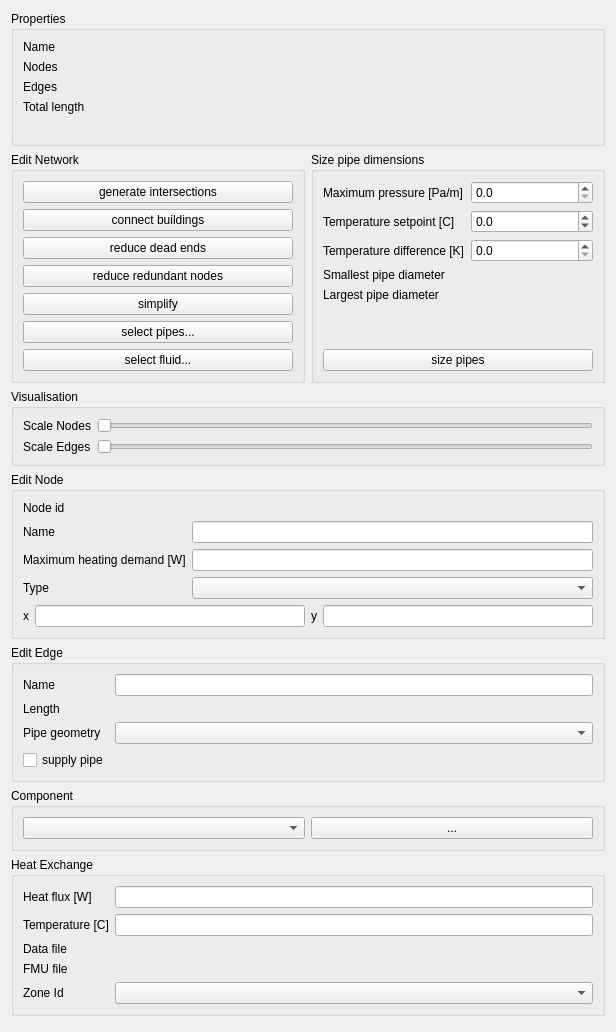
Above: SIM-VICUS/src/SVPropNetworkEditWidget.ui from ghorwin/SIM-VICUS before the change. Below: the same form after it.
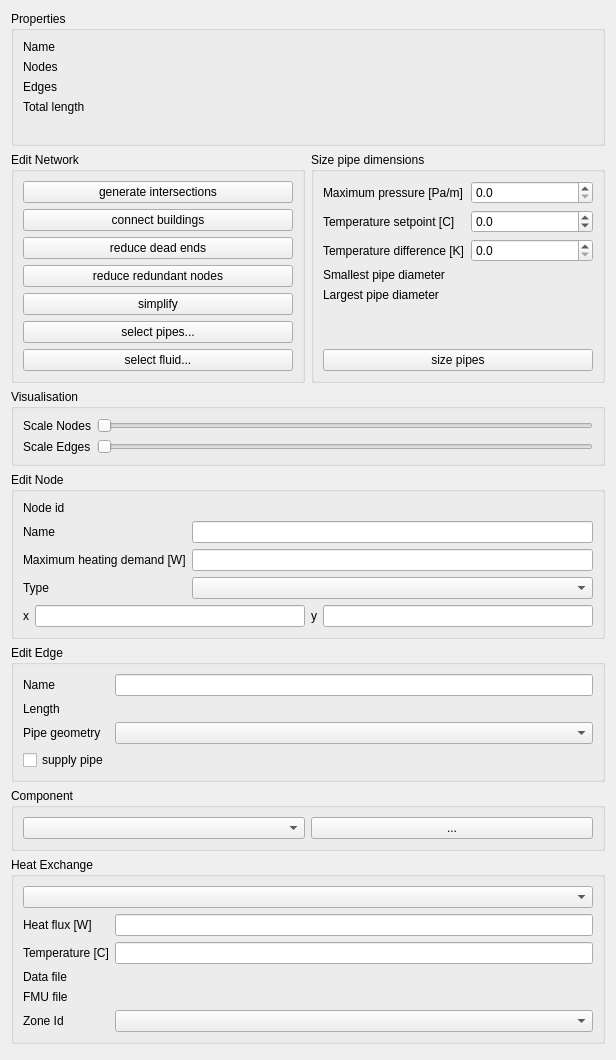
That is the form after the change. Custom widgets are drawn as their Qt base class.

Commit message: adapt VICUS::NetworkHeatExchange, fix UI editing

The edit to the form file:
```diff
--- a/SIM-VICUS/src/SVPropNetworkEditWidget.ui
+++ b/SIM-VICUS/src/SVPropNetworkEditWidget.ui
@@ -7,7 +7,7 @@
     <x>0</x>
     <y>0</y>
     <width>616</width>
-    <height>1032</height>
+    <height>1060</height>
    </rect>
   </property>
   <property name="windowTitle">
@@ -473,56 +473,59 @@
       <string>Heat Exchange</string>
      </property>
      <layout class="QFormLayout" name="formLayout_4">
-      <item row="0" column="0">
+      <item row="1" column="0">
        <widget class="QLabel" name="labelHeatFlux">
         <property name="text">
          <string>Heat flux [W]</string>
         </property>
        </widget>
       </item>
-      <item row="0" column="1">
+      <item row="1" column="1">
        <widget class="QtExt::ValidatingLineEdit" name="lineEditHeatFlux"/>
       </item>
-      <item row="2" column="0">
+      <item row="3" column="0">
        <widget class="QLabel" name="labelDataFile">
         <property name="text">
          <string>Data file</string>
         </property>
        </widget>
       </item>
-      <item row="2" column="1">
+      <item row="3" column="1">
        <widget class="QtExt::BrowseFilenameWidget" name="widgetBrowseFileNameTSVFile" native="true"/>
       </item>
-      <item row="3" column="0">
+      <item row="4" column="0">
        <widget class="QLabel" name="labelFMUFile">
         <property name="text">
          <string>FMU file</string>
         </property>
        </widget>
       </item>
-      <item row="3" column="1">
+      <item row="4" column="1">
        <widget class="QtExt::BrowseFilenameWidget" name="widgetBrowseFileNameFMU" native="true"/>
       </item>
-      <item row="4" column="0">
+      <item row="5" column="0">
        <widget class="QLabel" name="labelZoneId">
         <property name="text">
          <string>Zone Id</string>
         </property>
        </widget>
       </item>
-      <item row="4" column="1">
+      <item row="5" column="1">
        <widget class="QComboBox" name="comboBoxZoneId"/>
       </item>
-      <item row="1" column="0">
+      <item row="2" column="0">
        <widget class="QLabel" name="labelTemperature">
         <property name="text">
          <string>Temperature [C]</string>
         </property>
        </widget>
       </item>
-      <item row="1" column="1">
+      <item row="2" column="1">
        <widget class="QtExt::ValidatingLineEdit" name="lineEditTemperature"/>
       </item>
+      <item row="0" column="0" colspan="2">
+       <widget class="QComboBox" name="comboBoxHeatExchangeType"/>
+      </item>
      </layout>
     </widget>
    </item>
```
The commit also changes 8 other files.
